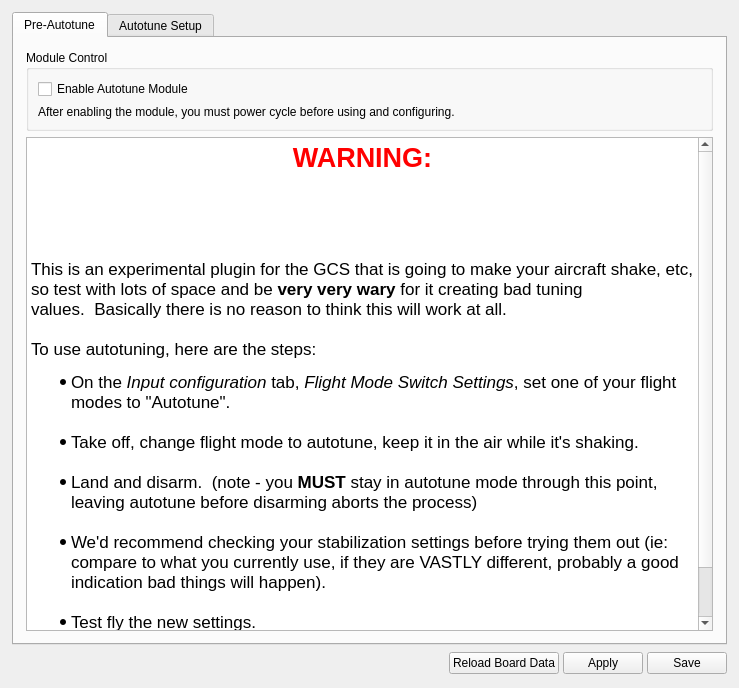
First picture: the form in ground/gcs/src/plugins/config/autotune.ui, repository TauLabs/TauLabs, before the edit.
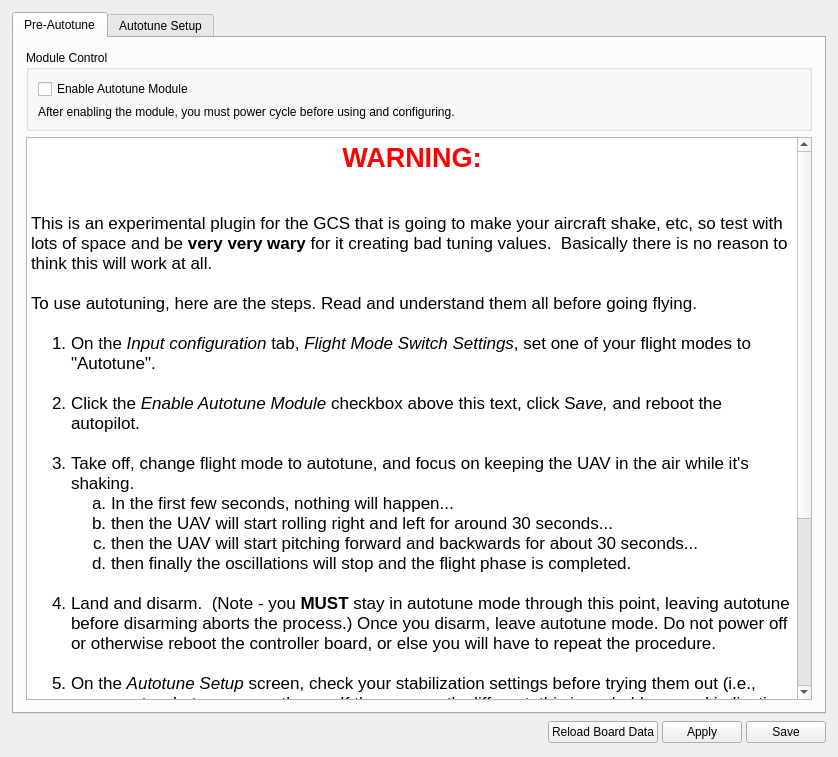
Second picture: the form after the edit.

Commit message: Improved autotune instructions.

```diff
--- a/ground/gcs/src/plugins/config/autotune.ui
+++ b/ground/gcs/src/plugins/config/autotune.ui
@@ -6,8 +6,8 @@
    <rect>
     <x>0</x>
     <y>0</y>
-    <width>739</width>
-    <height>688</height>
+    <width>838</width>
+    <height>757</height>
    </rect>
   </property>
   <property name="sizePolicy">
@@ -16,13 +16,16 @@
     <verstretch>0</verstretch>
    </sizepolicy>
   </property>
+  <property name="maximumSize">
+   <size>
+    <width>840</width>
+    <height>16777215</height>
+   </size>
+  </property>
   <property name="windowTitle">
    <string>Form</string>
   </property>
   <layout class="QVBoxLayout" name="verticalLayout_2">
-   <property name="spacing">
-    <number>6</number>
-   </property>
    <property name="margin">
     <number>12</number>
    </property>
@@ -51,18 +54,26 @@
           <string>&lt;!DOCTYPE HTML PUBLIC &quot;-//W3C//DTD HTML 4.0//EN&quot; &quot;http://www.w3.org/TR/REC-html40/strict.dtd&quot;&gt;
 &lt;html&gt;&lt;head&gt;&lt;meta name=&quot;qrichtext&quot; content=&quot;1&quot; /&gt;&lt;style type=&quot;text/css&quot;&gt;
 p, li { white-space: pre-wrap; }
-&lt;/style&gt;&lt;/head&gt;&lt;body style=&quot; font-family:'MS Shell Dlg 2'; font-size:8.25pt; font-weight:400; font-style:normal;&quot;&gt;
-&lt;p align=&quot;center&quot; style=&quot; margin-top:0px; margin-bottom:0px; margin-left:0px; margin-right:0px; -qt-block-indent:0; text-indent:0px;&quot;&gt;&lt;span style=&quot; font-family:'Lucida Grande'; font-size:20pt; font-weight:600; color:#ff0000;&quot;&gt;WARNING:&lt;/span&gt;&lt;/p&gt;
-&lt;p style=&quot;-qt-paragraph-type:empty; margin-top:0px; margin-bottom:0px; margin-left:0px; margin-right:0px; -qt-block-indent:0; text-indent:0px; font-family:'Lucida Grande'; font-size:13pt;&quot;&gt;&lt;/p&gt;
-&lt;p style=&quot; margin-top:0px; margin-bottom:0px; margin-left:0px; margin-right:0px; -qt-block-indent:0; text-indent:0px;&quot;&gt;&lt;span style=&quot; font-family:'Lucida Grande'; font-size:13pt;&quot;&gt;&lt;br /&gt;&lt;/span&gt;&lt;/p&gt;
-&lt;p style=&quot; margin-top:0px; margin-bottom:0px; margin-left:0px; margin-right:0px; -qt-block-indent:0; text-indent:0px;&quot;&gt;&lt;span style=&quot; font-family:'Lucida Grande'; font-size:13pt;&quot;&gt;&lt;br /&gt;&lt;/span&gt;&lt;/p&gt;
-&lt;p style=&quot; margin-top:0px; margin-bottom:0px; margin-left:0px; margin-right:0px; -qt-block-indent:0; text-indent:0px;&quot;&gt;&lt;span style=&quot; font-family:'Lucida Grande'; font-size:13pt;&quot;&gt;This is an experimental plugin for the GCS that is going to make your aircraft shake, etc, so test with lots of space and be &lt;/span&gt;&lt;span style=&quot; font-family:'Lucida Grande'; font-size:13pt; font-weight:600;&quot;&gt;very very wary&lt;/span&gt;&lt;span style=&quot; font-family:'Lucida Grande'; font-size:13pt;&quot;&gt; for it creating bad tuning values.  Basically there is no reason to think this will work at all.&lt;br /&gt;&lt;br /&gt;To use autotuning, here are the steps:&lt;br /&gt;&lt;/span&gt;&lt;/p&gt;
-&lt;ul style=&quot;margin-top: 0px; margin-bottom: 0px; margin-left: 0px; margin-right: 0px; -qt-list-indent: 1;&quot;&gt;&lt;li style=&quot; font-family:'Lucida Grande'; font-size:13pt;&quot; style=&quot; margin-top:0px; margin-bottom:0px; margin-left:0px; margin-right:0px; -qt-block-indent:0; text-indent:0px;&quot;&gt;On the &lt;span style=&quot; font-style:italic;&quot;&gt;Input configuration&lt;/span&gt; tab, &lt;span style=&quot; font-style:italic;&quot;&gt;Flight Mode Switch Settings&lt;/span&gt;, set one of your flight modes to &amp;quot;Autotune&amp;quot;.&lt;br /&gt;&lt;/li&gt;
-&lt;li style=&quot; font-family:'Lucida Grande'; font-size:13pt;&quot; style=&quot; margin-top:0px; margin-bottom:0px; margin-left:0px; margin-right:0px; -qt-block-indent:0; text-indent:0px;&quot;&gt;Take off, change flight mode to autotune, keep it in the air while it's shaking.&lt;br /&gt;&lt;/li&gt;
-&lt;li style=&quot; font-family:'Lucida Grande'; font-size:13pt;&quot; style=&quot; margin-top:0px; margin-bottom:0px; margin-left:0px; margin-right:0px; -qt-block-indent:0; text-indent:0px;&quot;&gt;Land and disarm.  (note - you &lt;span style=&quot; font-weight:600;&quot;&gt;MUST&lt;/span&gt; stay in autotune mode through this point, leaving autotune before disarming aborts the process)&lt;br /&gt;&lt;/li&gt;
-&lt;li style=&quot; font-family:'Lucida Grande'; font-size:13pt;&quot; style=&quot; margin-top:0px; margin-bottom:0px; margin-left:0px; margin-right:0px; -qt-block-indent:0; text-indent:0px;&quot;&gt;We'd recommend checking your stabilization settings before trying them out (ie: compare to what you currently use, if they are VASTLY different, probably a good indication bad things will happen).&lt;br /&gt;&lt;/li&gt;
-&lt;li style=&quot; font-family:'Lucida Grande'; font-size:13pt;&quot; style=&quot; margin-top:0px; margin-bottom:12px; margin-left:0px; margin-right:0px; -qt-block-indent:0; text-indent:0px;&quot;&gt;Test fly the new settings.&lt;/li&gt;
-&lt;li style=&quot; font-family:'Lucida Grande'; font-size:13pt;&quot; style=&quot; margin-top:0px; margin-bottom:12px; margin-left:0px; margin-right:0px; -qt-block-indent:0; text-indent:0px;&quot;&gt;If you're ready to proceed, click the &lt;span style=&quot; font-style:italic;&quot;&gt;Enable Autotune Module&lt;/span&gt; checkbox above this text, click &lt;span style=&quot; font-style:italic;&quot;&gt;save&lt;/span&gt; and go to the next tab.&lt;/li&gt;&lt;/ul&gt;&lt;/body&gt;&lt;/html&gt;</string>
+&lt;/style&gt;&lt;/head&gt;&lt;body style=&quot; font-family:'Lucida Grande'; font-size:13pt; font-weight:400; font-style:normal;&quot;&gt;
+&lt;p align=&quot;center&quot; style=&quot; margin-top:0px; margin-bottom:0px; margin-left:0px; margin-right:0px; -qt-block-indent:0; text-indent:0px;&quot;&gt;&lt;span style=&quot; font-size:20pt; font-weight:600; color:#ff0000;&quot;&gt;WARNING:&lt;/span&gt;&lt;/p&gt;
+&lt;p style=&quot;-qt-paragraph-type:empty; margin-top:0px; margin-bottom:0px; margin-left:0px; margin-right:0px; -qt-block-indent:0; text-indent:0px;&quot;&gt;&lt;br /&gt;&lt;/p&gt;
+&lt;p style=&quot;-qt-paragraph-type:empty; margin-top:0px; margin-bottom:0px; margin-left:0px; margin-right:0px; -qt-block-indent:0; text-indent:0px;&quot;&gt;&lt;br /&gt;&lt;/p&gt;
+&lt;p style=&quot; margin-top:0px; margin-bottom:0px; margin-left:0px; margin-right:0px; -qt-block-indent:0; text-indent:0px;&quot;&gt;This is an experimental plugin for the GCS that is going to make your aircraft shake, etc, so test with lots of space and be &lt;span style=&quot; font-weight:600;&quot;&gt;very very wary&lt;/span&gt; for it creating bad tuning values.  Basically there is no reason to think this will work at all.&lt;br /&gt;&lt;br /&gt;To use autotuning, here are the steps. Read and understand them all before going flying.&lt;br /&gt;&lt;/p&gt;
+&lt;ol style=&quot;margin-top: 0px; margin-bottom: 0px; margin-left: 0px; margin-right: 0px; -qt-list-indent: 1;&quot;&gt;&lt;li style=&quot; margin-top:0px; margin-bottom:0px; margin-left:0px; margin-right:0px; -qt-block-indent:0; text-indent:0px;&quot;&gt;On the &lt;span style=&quot; font-style:italic;&quot;&gt;Input configuration&lt;/span&gt; tab, &lt;span style=&quot; font-style:italic;&quot;&gt;Flight Mode Switch Settings&lt;/span&gt;, set one of your flight modes to &amp;quot;Autotune&amp;quot;.&lt;/li&gt;
+&lt;p style=&quot;-qt-paragraph-type:empty; margin-top:0px; margin-bottom:0px; margin-left:0px; margin-right:0px; -qt-block-indent:1; text-indent:0px;&quot;&gt;&lt;br /&gt;&lt;/p&gt;
+&lt;li style=&quot; margin-top:0px; margin-bottom:0px; margin-left:0px; margin-right:0px; -qt-block-indent:0; text-indent:0px;&quot;&gt;Click the &lt;span style=&quot; font-style:italic;&quot;&gt;Enable Autotune Module&lt;/span&gt; checkbox above this text, click S&lt;span style=&quot; font-style:italic;&quot;&gt;ave,&lt;/span&gt; and reboot the autopilot.&lt;br /&gt;&lt;/li&gt;
+&lt;li style=&quot; margin-top:0px; margin-bottom:0px; margin-left:0px; margin-right:0px; -qt-block-indent:0; text-indent:0px;&quot;&gt;Take off, change flight mode to autotune, and focus on keeping the UAV in the air while it's shaking.&lt;/li&gt;
+&lt;ol type=&quot;a&quot; style=&quot;margin-top: 0px; margin-bottom: 0px; margin-left: 0px; margin-right: 0px; -qt-list-indent: 2;&quot;&gt;&lt;li style=&quot; margin-top:0px; margin-bottom:0px; margin-left:0px; margin-right:0px; -qt-block-indent:0; text-indent:0px;&quot;&gt;In the first few seconds, nothing will happen...&lt;/li&gt;
+&lt;li style=&quot; margin-top:0px; margin-bottom:0px; margin-left:0px; margin-right:0px; -qt-block-indent:0; text-indent:0px;&quot;&gt;then the UAV will start rolling right and left for around 30 seconds...&lt;/li&gt;
+&lt;li style=&quot; margin-top:0px; margin-bottom:0px; margin-left:0px; margin-right:0px; -qt-block-indent:0; text-indent:0px;&quot;&gt;then the UAV will start pitching forward and backwards for about 30 seconds...&lt;/li&gt;
+&lt;li style=&quot; margin-top:0px; margin-bottom:0px; margin-left:0px; margin-right:0px; -qt-block-indent:0; text-indent:0px;&quot;&gt;then finally the oscillations will stop and the flight phase is completed.&lt;/li&gt;&lt;/ol&gt;
+&lt;p style=&quot;-qt-paragraph-type:empty; margin-top:0px; margin-bottom:0px; margin-left:0px; margin-right:0px; -qt-block-indent:1; text-indent:0px;&quot;&gt;&lt;br /&gt;&lt;/p&gt;
+&lt;li style=&quot; margin-top:0px; margin-bottom:0px; margin-left:0px; margin-right:0px; -qt-block-indent:0; text-indent:0px;&quot;&gt;Land and disarm.  (Note - you &lt;span style=&quot; font-weight:600;&quot;&gt;MUST&lt;/span&gt; stay in autotune mode through this point, leaving autotune before disarming aborts the process.) Once you disarm, leave autotune mode. Do not power off or otherwise reboot the controller board, or else you will have to repeat the procedure.&lt;br /&gt;&lt;/li&gt;
+&lt;li style=&quot; margin-top:0px; margin-bottom:0px; margin-left:0px; margin-right:0px; -qt-block-indent:0; text-indent:0px;&quot;&gt;On the &lt;span style=&quot; font-style:italic;&quot;&gt;Autotune Setup&lt;/span&gt; screen, check your stabilization settings before trying them out (i.e., compare to what you currently use. If they are vastly different, this is probably a good indication bad things will happen).&lt;br /&gt;&lt;/li&gt;
+&lt;li style=&quot; margin-top:0px; margin-bottom:12px; margin-left:0px; margin-right:0px; -qt-block-indent:0; text-indent:0px;&quot;&gt;Test fly the new settings. Remember to leave autotune flight mode before taking off.&lt;/li&gt;
+&lt;li style=&quot; margin-top:0px; margin-bottom:12px; margin-left:0px; margin-right:0px; -qt-block-indent:0; text-indent:0px;&quot;&gt;If you feel that the model could be a little more or less snappy, then slide the &lt;span style=&quot; font-weight:600;&quot;&gt;Rate Tuning&lt;/span&gt; and &lt;span style=&quot; font-weight:600;&quot;&gt;Attitude Tuning&lt;/span&gt; sliders to the right and left, respectively. Click &lt;span style=&quot; font-style:italic;&quot;&gt;Apply Computer Values&lt;/span&gt; and do a test flight.&lt;/li&gt;
+&lt;li style=&quot; margin-top:0px; margin-bottom:12px; margin-left:0px; margin-right:0px; -qt-block-indent:0; text-indent:0px;&quot;&gt;Once you are happy with the vehicle's tuning, click &lt;span style=&quot; font-style:italic;&quot;&gt;Save&lt;/span&gt;. You may now power down the controller board.&lt;/li&gt;&lt;/ol&gt;
+&lt;p style=&quot; margin-top:0px; margin-bottom:12px; margin-left:0px; margin-right:0px; -qt-block-indent:0; text-indent:0px;&quot;&gt;Once you have understood the above steps, proceed to the &lt;span style=&quot; font-style:italic;&quot;&gt;Autotune Setup&lt;/span&gt; tab and begin the procedure.&lt;/p&gt;&lt;/body&gt;&lt;/html&gt;</string>
          </property>
         </widget>
        </item>
```
Left out of the diff: 4 changed lines with no effect on the pictures.
